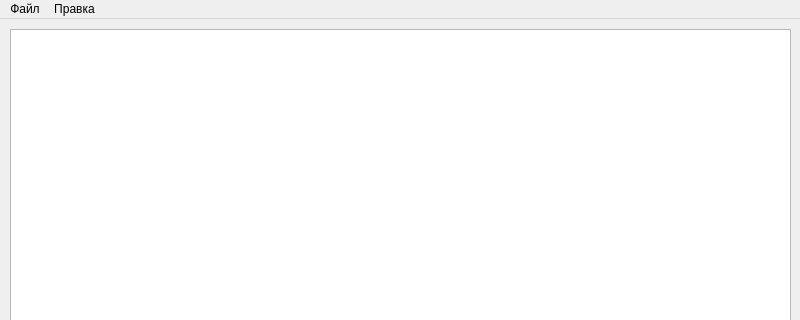
StepanRyabcev/SimpleVectorEdit, file mainwindow.ui: the form before one commit; both pictures show x 0 to 800 and y 0 to 320 of the 800 by 600 pixel window.
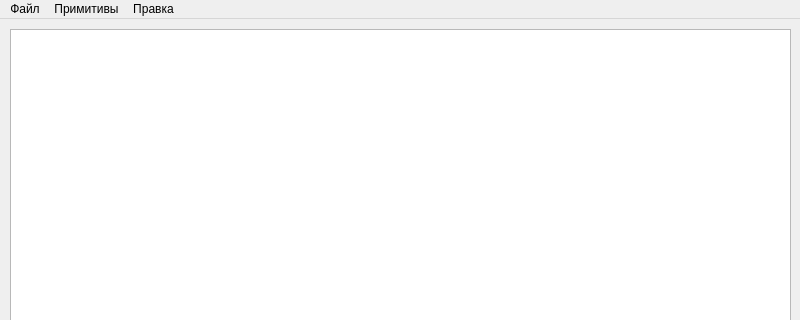
The form after the commit.

```diff
--- a/mainwindow.ui
+++ b/mainwindow.ui
@@ -145,7 +145,15 @@
     <addaction name="clear"/>
     <addaction name="undo"/>
    </widget>
+   <widget class="QMenu" name="menu_3">
+    <property name="title">
+     <string>Примитивы</string>
+    </property>
+    <addaction name="rect"/>
+    <addaction name="diamond"/>
+   </widget>
    <addaction name="menu"/>
+   <addaction name="menu_3"/>
    <addaction name="menu_2"/>
   </widget>
   <widget class="QStatusBar" name="statusbar"/>
```
Left out of the diff: 10 changed lines with no effect on the pictures.
